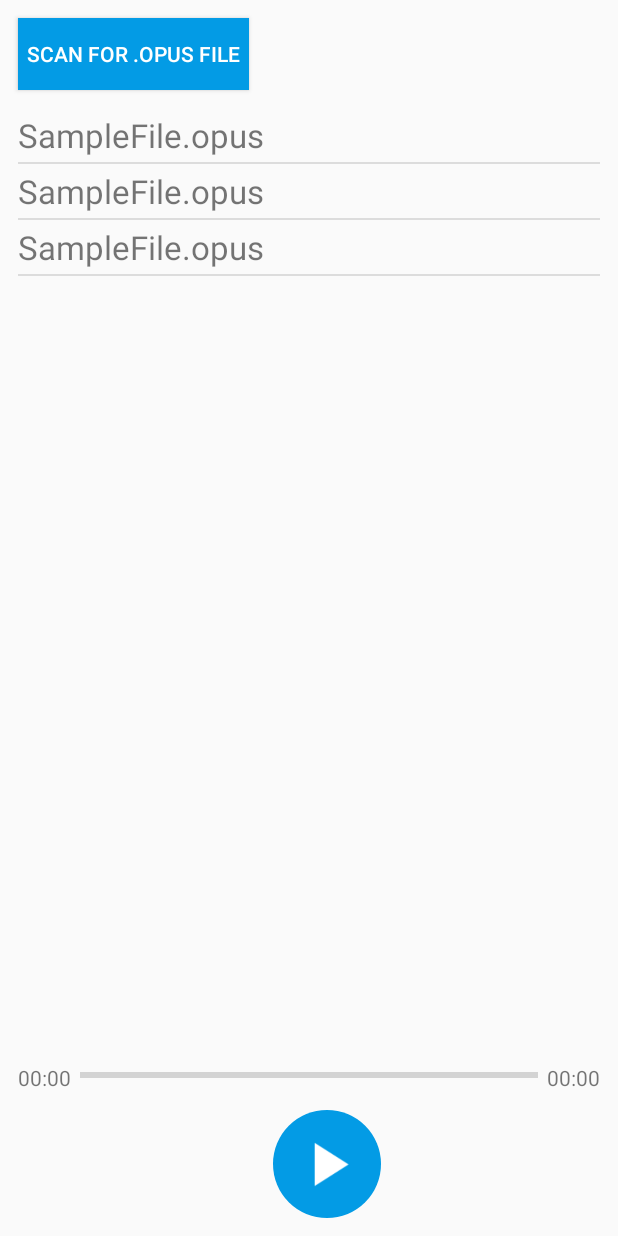
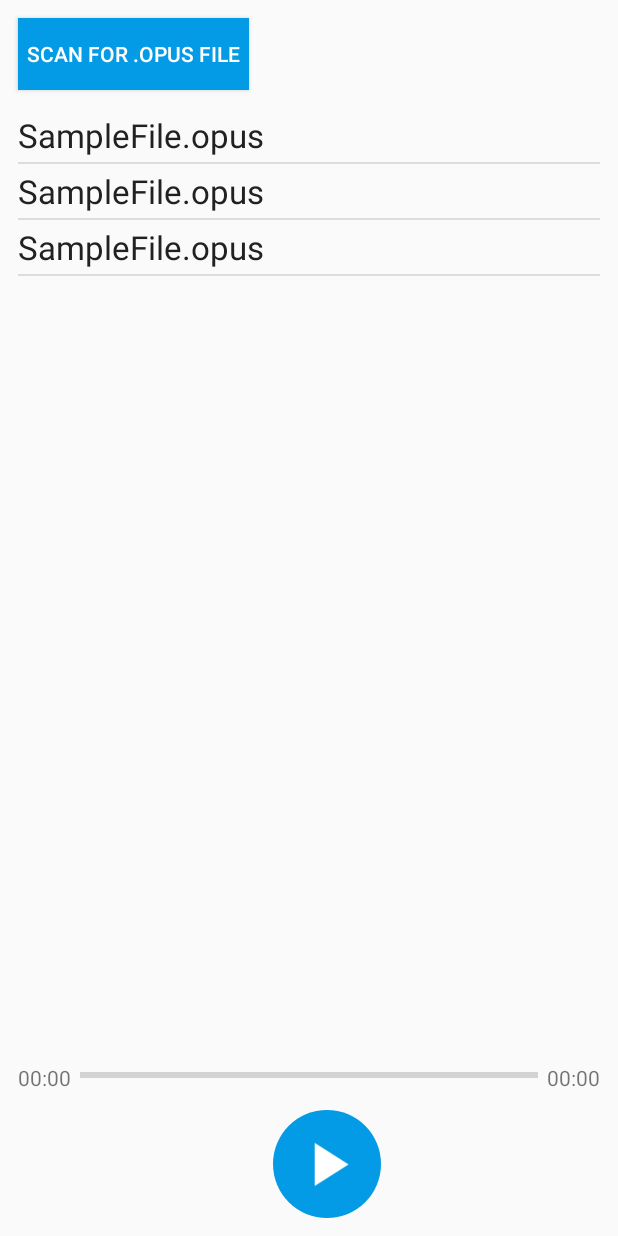
Before and after one commit to adityawibisana/OpusPlayerAndroid, an Android app: the layout activity_main.xml on its own in the app's theme, with its tools: preview values and no code run, on a phone screen of 412 x 824 dp. Run offline under Robolectric (Android 15) with nearby library versions, the phone set to English and light mode, and no system bars.

```diff
--- a/app/src/main/java/aw/com/opusplayer/MainActivity.java
+++ b/app/src/main/java/aw/com/opusplayer/MainActivity.java
@@ -71,6 +71,8 @@ public class MainActivity extends AppCompatActivity {
                 PlaylistClickedEvent playlistClickedEvent = new PlaylistClickedEvent();
                 playlistClickedEvent.setSelectedFilePath(String.valueOf(adapter.getItemAtPosition(position)));
                 EventBus.getDefault().post(playlistClickedEvent);
+
+                ((PlayListAdapter) adapter.getAdapter()).setSelectedIndex(position);
             }
         });
     }
--- a/app/src/main/res/layout/list_opus_file.xml
+++ b/app/src/main/res/layout/list_opus_file.xml
@@ -12,6 +12,7 @@
         android:layout_marginTop="3dp"
         android:layout_marginBottom="3dp"
         android:textSize="22sp"
+        android:textColor="@color/textColor"
         tools:text="SampleFile.opus"/>
 
 </LinearLayout>
--- a/app/src/main/res/values/colors.xml
+++ b/app/src/main/res/values/colors.xml
@@ -5,4 +5,5 @@
     <color name="colorAccent">#039BE5</color>
     <color name="accentPressed">#01579B</color>
     <color name="white">#FFFFFF</color>
+    <color name="textColor">#212121</color>
 </resources>
```
Also changed, not shown: app/src/main/java/aw/com/adapters/PlayListAdapter.java (+15 -0 lines).
